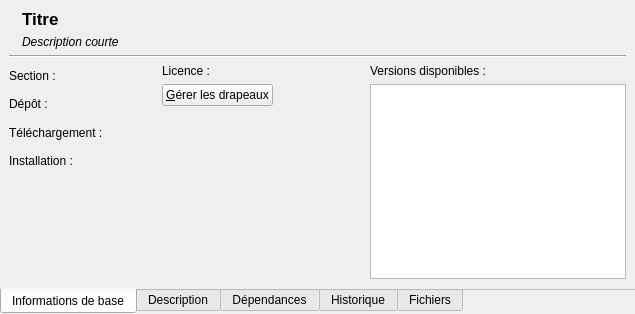
steckdenis/logram-setup, file libpackageui/infopane.ui: the form before one commit.
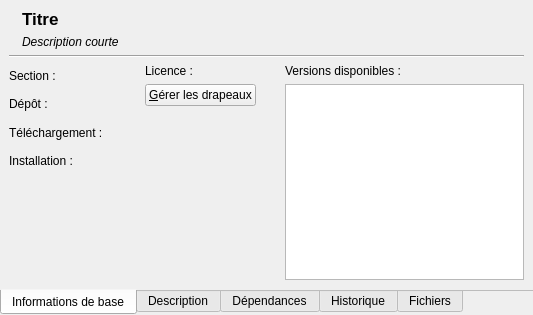
The form after the commit.

```diff
--- a/libpackageui/infopane.ui
+++ b/libpackageui/infopane.ui
@@ -2,14 +2,6 @@
 <ui version="4.0">
  <class>infoPane</class>
  <widget class="QTabWidget" name="infoPane">
-  <property name="geometry">
-   <rect>
-    <x>0</x>
-    <y>0</y>
-    <width>635</width>
-    <height>314</height>
-   </rect>
-  </property>
   <property name="tabPosition">
    <enum>QTabWidget::South</enum>
   </property>
```
